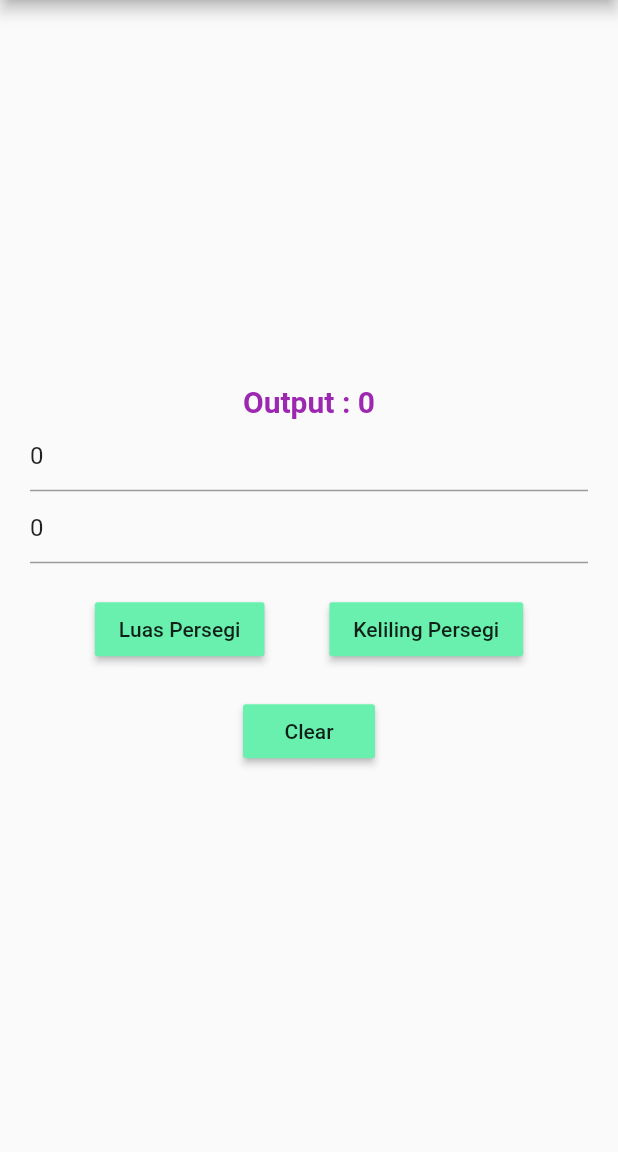
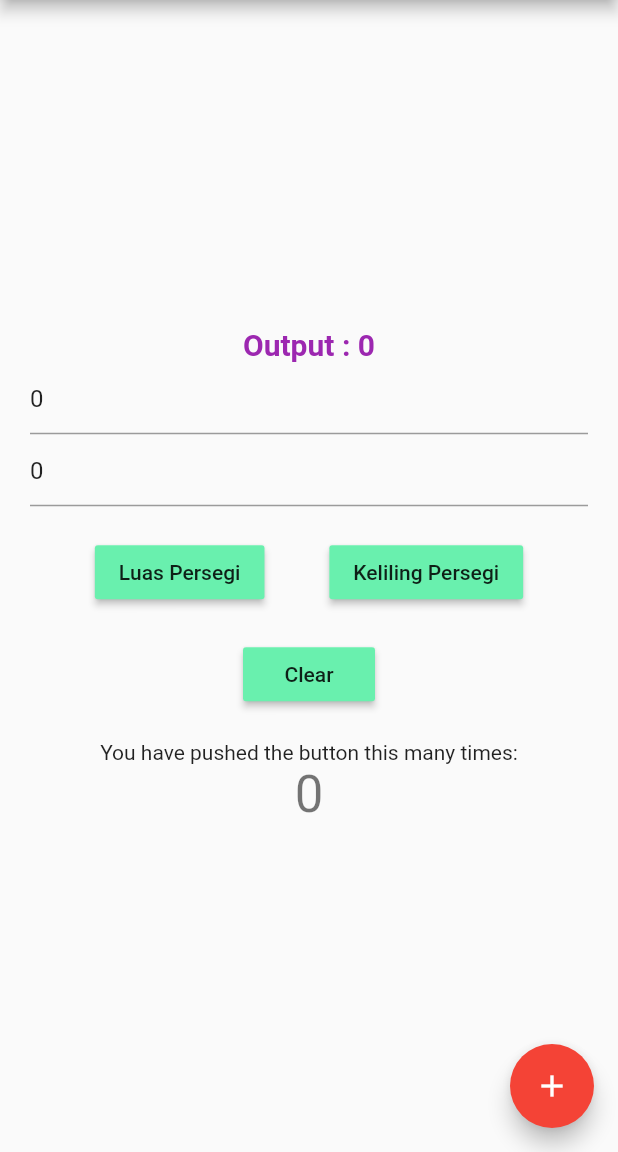
Before and after one commit to ivandermoura/persegipanjang, a Flutter app: the screen it shows after launch, on a phone screen of 412 x 824 dp, the part 84-1236 px from its top. Run offline on Flutter 3.47's test engine with Material 2 defaults, Android fonts, the phone set to English and light mode, and no system bars.

Commit message:
update pertama

```diff
--- a/lib/home_page.dart
+++ b/lib/home_page.dart
@@ -1,4 +1,7 @@
 import 'package:flutter/material.dart';
+import 'package:luas_segiempat/hp.dart' as prefix0;
+
+
 
 class Panjangvalidator {
   static String validate(String value){
@@ -8,6 +11,10 @@ class Panjangvalidator {
 }
 
 class Homepage extends StatefulWidget {
+  Homepage({Key key, this.title}) : super(key: key);
+
+
+  final String title;
   @override
   _HomepageState createState() => _HomepageState();
 }
@@ -15,8 +22,20 @@ class Homepage extends StatefulWidget {
 class _HomepageState extends State<Homepage> {
   var panjang =0,lebar =0,hasil=0;
 
+  int _counter = 0;
+
+  void _incrementCounter() {
+    setState(() {
+      _counter++;
+    });
+  }
+
   final TextEditingController t1 = new TextEditingController( text: "0" );
   final TextEditingController t2 = new TextEditingController( text: "0" );
+
+
+
+
 
   void hitungKeliling() {
     setState(() {
@@ -109,11 +128,27 @@ class _HomepageState extends State<Homepage> {
                   onPressed: doClear,
                 ),
               ],
-            )
+            ),
+             new Padding(
+              padding: const EdgeInsets.only(top: 20.0),
+            ),
+             Text(
+              'You have pushed the button this many times:',
+            ),
+            Text(
+              '$_counter',
+              style: Theme.of(context).textTheme.display1,
+            ),
+
         ],
+
       ),
     ),
-
+    floatingActionButton: FloatingActionButton(
+      onPressed: _incrementCounter,
+      tooltip: 'Increment',
+      child: Icon(Icons.add),
+    ),
     );
   }
 }
```
Also changed, not shown: 2 other files.
